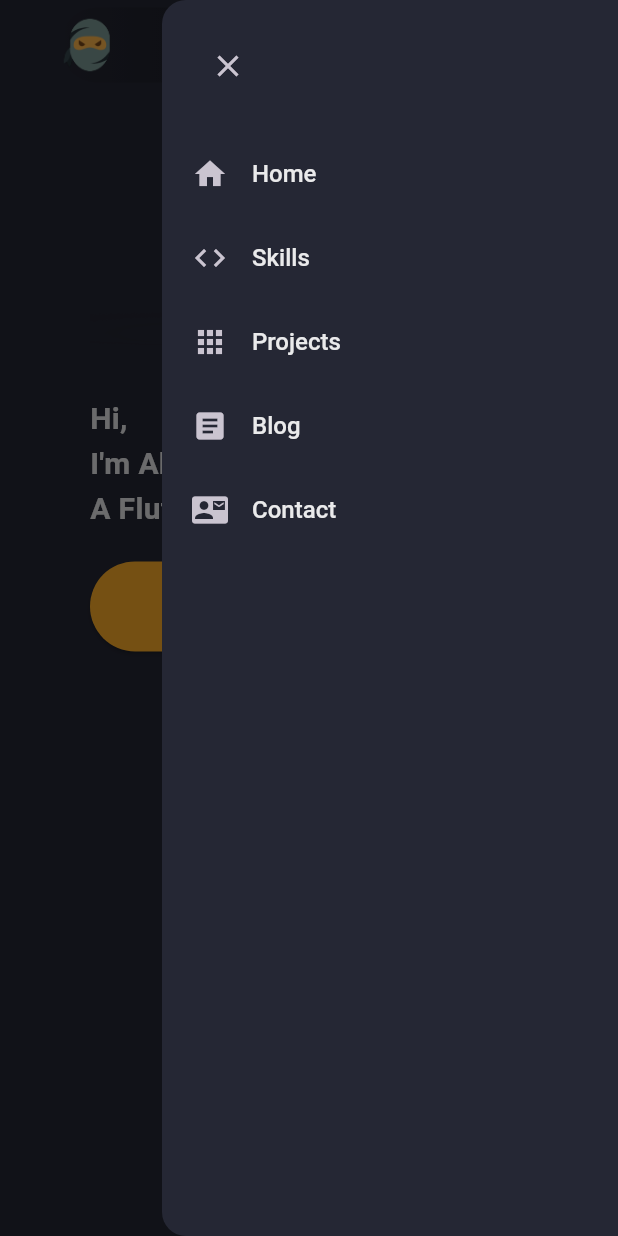
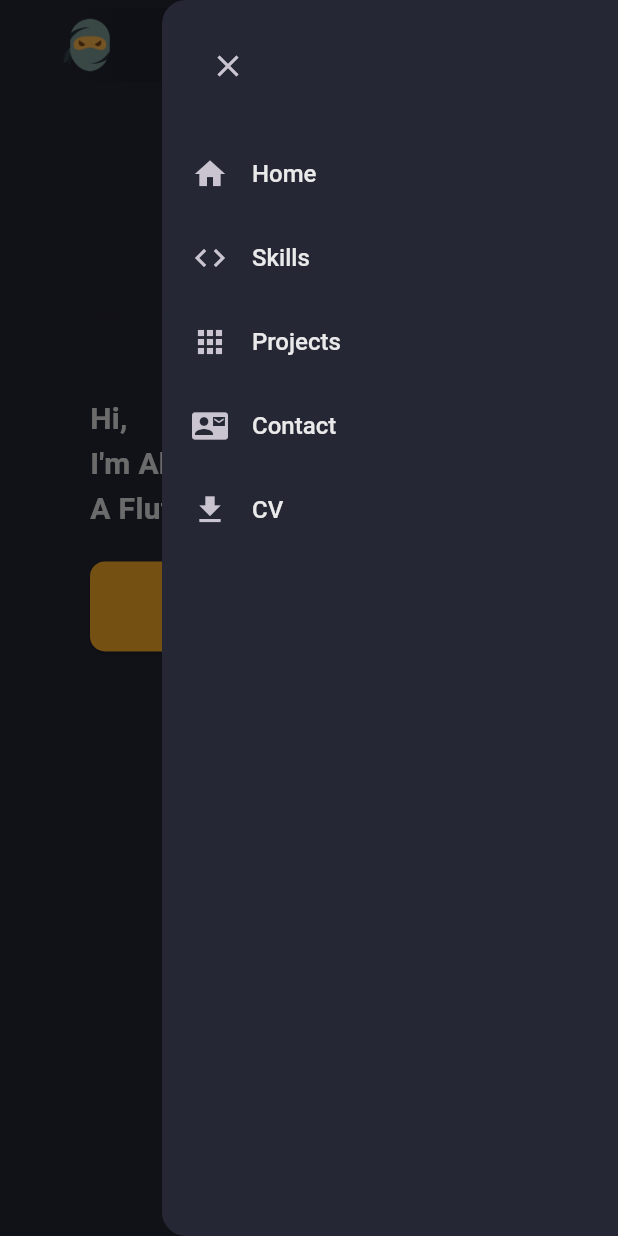
Before and after one commit to AhmedRasmy1/my_portfolio, a Flutter app: the screen it shows after launch, in the side drawer, after a tap on "GET IN TOUCH", on a phone screen of 412 x 824 dp. Run offline on Flutter 3.47's test engine with Material 3 defaults, Android fonts, the phone set to English and light mode, and no system bars; network calls fail.

Commit message:
feat: Update navigation items and enhance mobile view interactions

```diff
--- a/lib/constants/nav_items.dart
+++ b/lib/constants/nav_items.dart
@@ -1,10 +1,10 @@
 import 'package:flutter/material.dart';
 
-List<String> navItems = ['Home', 'Skills', 'Projects', 'Blog', 'Contact'];
+List<String> navItems = ['Home', 'Skills', 'Projects', 'Contact', 'CV'];
 List<IconData> navIcons = [
   Icons.home,
   Icons.code,
   Icons.apps,
-  Icons.article,
   Icons.contact_mail,
+  Icons.download,
 ];
--- a/lib/pages/home_page.dart
+++ b/lib/pages/home_page.dart
@@ -2,6 +2,7 @@ import 'dart:developer';
 
 import 'package:flutter/material.dart';
 import 'package:my_portfolio/constants/colors.dart';
+import 'package:my_portfolio/constants/nav_items.dart';
 import 'package:my_portfolio/constants/size.dart';
 import 'package:my_portfolio/widgets/contact_widget.dart';
 import 'package:my_portfolio/widgets/drawer_mobil.dart';
@@ -12,16 +13,22 @@ import 'package:my_portfolio/widgets/main_mobile_view.dart';
 import 'package:my_portfolio/widgets/main_website_view.dart';
 import 'package:my_portfolio/widgets/projects.dart';
 import 'package:my_portfolio/widgets/skills_website_view.dart';
+import 'package:url_launcher/url_launcher.dart';
 
 class HomePage extends StatefulWidget {
   const HomePage({super.key});
 
   @override
-  State<HomePage> createState() => _HomePageState();
+  State<HomePage> createState() => HomePageState();
 }
 
-class _HomePageState extends State<HomePage> {
+class HomePageState extends State<HomePage> {
   final scaffoldKey = GlobalKey<ScaffoldState>();
+  final scrollController = ScrollController();
+  final List<GlobalKey> navBarKeys = List.generate(
+    navItems.length,
+    (index) => GlobalKey(),
+  );
 
   @override
   Widget build(BuildContext context) {
@@ -35,14 +42,26 @@ class _HomePageState extends State<HomePage> {
           backgroundColor: CustomColor.scaffoldBg,
           endDrawer: constraints.maxWidth > smallScreenWidth
               ? null
-              : DrawerMobile(),
-          body: ListView(
+              : DrawerMobile(
+                  onNavItemTap: (index) {
+                    scrollToSection(index);
+                    Navigator.of(context).pop();
+                  },
+                ),
+          body: SingleChildScrollView(
+            controller: scrollController,
             scrollDirection: Axis.vertical,
+            child: Column(
               children: [
                 Builder(
                   builder: (context) {
+                    SizedBox(key: navBarKeys.first);
                     if (constraints.maxWidth > smallScreenWidth) {
-                    return HeaderForWebsite();
+                      return HeaderForWebsite(
+                        onNavItemTap: (index) {
+                          scrollToSection(index);
+                        },
+                      );
                     } else {
                       return HeaderForMobile(
                         onLogoTap: () {},
@@ -58,6 +77,7 @@ class _HomePageState extends State<HomePage> {
                     ? MainWebsiteView()
                     : MainMobileView(),
                 Container(
+                  key: navBarKeys[1],
                   width: screenWidth,
                   padding: EdgeInsets.fromLTRB(25, 20, 25, 60),
                   color: CustomColor.bgLight1,
@@ -78,6 +98,7 @@ class _HomePageState extends State<HomePage> {
                   ),
                 ),
                 Container(
+                  key: navBarKeys[2],
                   width: screenWidth,
                   padding: EdgeInsets.fromLTRB(25, 20, 25, 60),
                   child: Column(
@@ -96,12 +117,33 @@ class _HomePageState extends State<HomePage> {
                   ),
                 ),
                 SizedBox(height: 30),
-              ContactWidget(),
+                ContactWidget(key: navBarKeys[3]),
                 FooterWidget(),
               ],
+            ),
           ),
         );
       },
     );
   }
+
+  void scrollToSection(int index) async {
+    if (index == 4) {
+      final uri = Uri.parse(
+        "https://drive.google.com/file/d/11YrYHew_XfhvkSrL7yXv0N_tln-5BJmz/view?usp=drive_link",
+      );
+      if (!await launchUrl(uri, mode: LaunchMode.platformDefault)) {
+        log('Could not launch $uri');
+        return;
       }
+    }
+    final keyContext = navBarKeys[index].currentContext;
+    if (keyContext != null) {
+      Scrollable.ensureVisible(
+        keyContext,
+        duration: Duration(milliseconds: 500),
+        curve: Curves.easeInOut,
+      );
+    }
+  }
+}
--- a/lib/widgets/contact_widget.dart
+++ b/lib/widgets/contact_widget.dart
@@ -242,11 +242,11 @@ class _ContactWidgetState extends State<ContactWidget> {
                 ),
               ),
               child: Text(
-                "Get In Touch",
+                "GET IN TOUCH",
                 style: TextStyle(
                   fontSize: 16,
                   fontWeight: FontWeight.bold,
-                  color: CustomColor.scaffoldBg,
+                  color: CustomColor.whitePrimary,
                 ),
               ),
             ),
@@ -261,6 +261,7 @@ class _ContactWidgetState extends State<ContactWidget> {
     final mobile = isMobile(context);
 
     return Container(
+      width: double.maxFinite,
       padding: const EdgeInsets.fromLTRB(25, 20, 25, 60),
       color: CustomColor.bgLight1,
       child: Column(
@@ -274,7 +275,6 @@ class _ContactWidgetState extends State<ContactWidget> {
             ),
           ),
           const SizedBox(height: 50),
-
           ConstrainedBox(
             constraints: const BoxConstraints(maxWidth: 1000),
             child: mobile
--- a/lib/widgets/drawer_mobil.dart
+++ b/lib/widgets/drawer_mobil.dart
@@ -3,7 +3,8 @@ import 'package:my_portfolio/constants/colors.dart';
 import 'package:my_portfolio/constants/nav_items.dart';
 
 class DrawerMobile extends StatelessWidget {
-  const DrawerMobile({super.key});
+  const DrawerMobile({super.key, required this.onNavItemTap});
+  final Function(int) onNavItemTap;
 
   @override
   Widget build(BuildContext context) {
@@ -33,7 +34,10 @@ class DrawerMobile extends StatelessWidget {
               ),
               leading: Icon(navIcons[i]),
               title: Text(navItems[i]),
-              onTap: () {},
+              onTap: () {
+                onNavItemTap(i);
+                // Navigator.of(context).pop();
+              },
             ),
         ],
       ),
--- a/lib/widgets/main_mobile_view.dart
+++ b/lib/widgets/main_mobile_view.dart
@@ -1,5 +1,6 @@
 import 'package:flutter/material.dart';
 import 'package:my_portfolio/constants/colors.dart';
+import 'package:my_portfolio/pages/home_page.dart';
 
 class MainMobileView extends StatelessWidget {
   const MainMobileView({super.key});
@@ -47,10 +48,17 @@ class MainMobileView extends StatelessWidget {
             width: 250,
             child: ElevatedButton(
               style: ElevatedButton.styleFrom(
+                shape: RoundedRectangleBorder(
+                  borderRadius: BorderRadius.circular(10),
+                ),
                 backgroundColor: CustomColor.yellowPrimary,
                 padding: EdgeInsets.symmetric(horizontal: 30, vertical: 20),
               ),
-              onPressed: () {},
+              onPressed: () {
+                final homePageState = context
+                    .findAncestorStateOfType<HomePageState>();
+                homePageState?.scrollToSection(3);
+              },
               child: Text(
                 "GET IN TOUCH",
                 style: TextStyle(
```
Also changed, not shown: lib/widgets/header_for_website.dart (+5 -3 lines), lib/widgets/main_website_view.dart (+9 -1 lines). Lines whose indentation alone changed are shown as unchanged.
